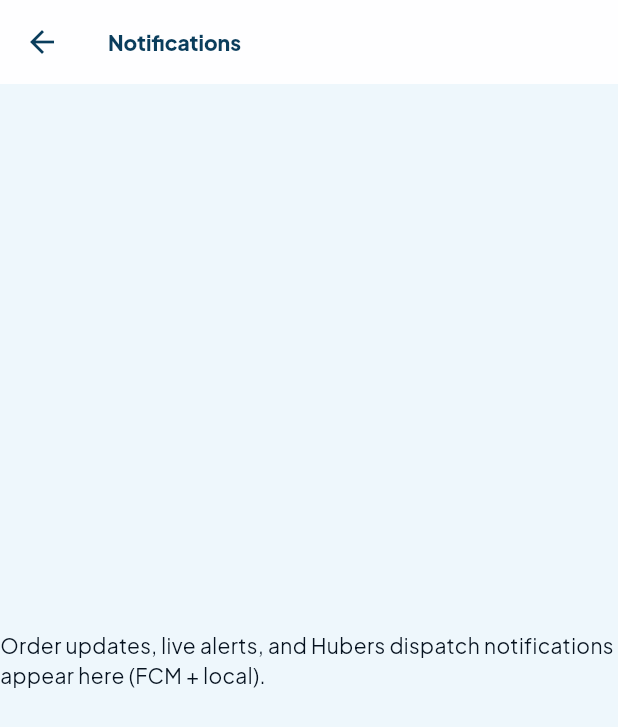
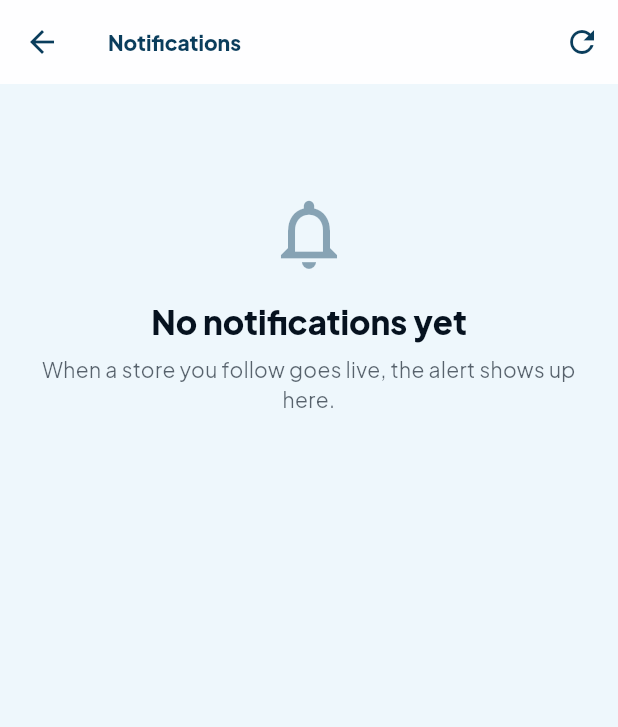
Before and after one commit to felixamay/hubsom, a Flutter app: the NotificationsPage screen opened directly, on a phone screen of 412 x 824 dp. Shown: the top 727 px of the screen. Run offline on Flutter 3.47's test engine with Material 3 defaults, Android fonts, the phone set to English and light mode, and no system bars; our stand-ins replace cached_network_image, cloud_firestore, dio, equatable, firebase_core, firebase_messaging and 14 more; missing offline and left inert: agora_rtc_engine, dart:js_interop, dart:ui_web; accounts and stored records are empty; network calls fail.

Commit message:
Notify followers when a store they follow goes live
Going live writes an in-app alert for each follower, listed on Notifications and badged in the header. Tapping the alert opens the show. Hosts are not notified of their own stream.

Co-authored-by: felixamay <felixamay@users.noreply.github.com>

```diff
--- a/hubsom_app/lib/core/services/cloud_store.dart
+++ b/hubsom_app/lib/core/services/cloud_store.dart
@@ -38,6 +38,7 @@ class CloudStore {
   static const productReviews = 'productReviews';
   static const shopVideos = 'shopVideos';
   static const directMessages = 'directMessages';
+  static const notifications = 'notifications';
 
   /// Tests set this to false so they do not write to production Firestore.
   static bool useNetwork = true;
@@ -348,6 +349,7 @@ class CloudStore {
       'localProductReviews': productReviews,
       'localShopVideos': shopVideos,
       'localDirectMessages': directMessages,
+      'localNotifications': notifications,
       'purchaseOffers': purchaseOffers,
       'promotions': promotions,
       'adminPayouts': adminPayouts,
--- a/hubsom_app/lib/features/notifications/notifications_page.dart
+++ b/hubsom_app/lib/features/notifications/notifications_page.dart
@@ -1,14 +1,145 @@
 import 'package:flutter/material.dart';
+import 'package:flutter_riverpod/flutter_riverpod.dart';
+import 'package:go_router/go_router.dart';
 
-class NotificationsPage extends StatelessWidget {
+import '../../core/providers/core_providers.dart';
+import '../../core/services/local_notification_store.dart';
+import '../../core/theme/hubsom_colors.dart';
+import '../../models/app_notification.dart';
+
+class NotificationsPage extends ConsumerStatefulWidget {
   const NotificationsPage({super.key});
+
+  @override
+  ConsumerState<NotificationsPage> createState() => _NotificationsPageState();
+}
+
+class _NotificationsPageState extends ConsumerState<NotificationsPage> {
+  List<HubsomNotification> _list = const [];
+
+  @override
+  void initState() {
+    super.initState();
+    _list = _forSession();
+    WidgetsBinding.instance.addPostFrameCallback((_) {
+      _refresh();
+    });
+  }
+
+  List<HubsomNotification> _forSession() {
+    final user = ref.read(authStateProvider).valueOrNull;
+    if (user == null) return const [];
+    return LocalNotificationStore.forUser(user.id);
+  }
+
+  Future<void> _refresh() async {
+    await LocalNotificationStore.mergeCloud();
+    if (!mounted) return;
+    setState(() => _list = _forSession());
+    ref.read(notificationsTickProvider.notifier).state++;
+  }
+
+  String _relative(String iso) {
+    try {
+      final dt = DateTime.parse(iso).toLocal();
+      final diff = DateTime.now().difference(dt);
+      if (diff.inMinutes < 1) return 'now';
+      if (diff.inHours < 1) return '${diff.inMinutes}m';
+      if (diff.inDays < 1) return '${diff.inHours}h';
+      if (diff.inDays < 7) return '${diff.inDays}d';
+      return '${dt.month}/${dt.day}';
+    } catch (_) {
+      return '';
+    }
+  }
+
+  Future<void> _open(HubsomNotification note) async {
+    await LocalNotificationStore.markRead(note.id);
+    if (!mounted) return;
+    setState(() => _list = _forSession());
+    ref.read(notificationsTickProvider.notifier).state++;
+    final route = note.route;
+    if (route != null && route.startsWith('/')) {
+      context.push(route);
+    }
+  }
 
   @override
   Widget build(BuildContext context) {
     return Scaffold(
-      appBar: AppBar(title: const Text('Notifications')),
-      body: const Center(
-        child: Text('Order updates, live alerts, and Hubers dispatch notifications appear here (FCM + local).'),
+      appBar: AppBar(
+        title: const Text('Notifications'),
+        actions: [
+          IconButton(
+            tooltip: 'Refresh',
+            onPressed: _refresh,
+            icon: const Icon(Icons.refresh),
+          ),
+        ],
+      ),
+      body: RefreshIndicator(
+        onRefresh: _refresh,
+        child: _list.isEmpty
+            ? ListView(
+                padding: const EdgeInsets.all(24),
+                children: [
+                  const SizedBox(height: 48),
+                  Icon(
+                    Icons.notifications_outlined,
+                    size: 56,
+                    color: HubsomColors.forest.withValues(alpha: 0.45),
+                  ),
+                  const SizedBox(height: 16),
+                  Text(
+                    'No notifications yet',
+                    textAlign: TextAlign.center,
+                    style: Theme.of(context).textTheme.titleLarge?.copyWith(
+                          fontWeight: FontWeight.w800,
+                        ),
+                  ),
+                  const SizedBox(height: 8),
+                  Text(
+                    'When a store you follow goes live, the alert shows up here.',
+                    textAlign: TextAlign.center,
+                    style: TextStyle(
+                      color: HubsomColors.ink.withValues(alpha: 0.65),
+                    ),
+                  ),
+                ],
+              )
+            : ListView.separated(
+                itemCount: _list.length,
+                separatorBuilder: (_, __) => const Divider(height: 1),
+                itemBuilder: (_, i) {
+                  final n = _list[i];
+                  return ListTile(
+                    onTap: () => _open(n),
+                    leading: CircleAvatar(
+                      backgroundColor: HubsomColors.mint,
+                      child: Icon(
+                        n.isLiveAlert
+                            ? Icons.videocam
+                            : Icons.notifications_outlined,
+                        color: HubsomColors.forest,
+                      ),
+                    ),
+                    title: Text(
+                      n.title,
+                      style: TextStyle(
+                        fontWeight: n.read ? FontWeight.w600 : FontWeight.w800,
+                      ),
+                    ),
+                    subtitle: Text(n.body),
+                    trailing: Text(
+                      _relative(n.createdAt),
+                      style: TextStyle(
+                        color: HubsomColors.ink.withValues(alpha: 0.5),
+                        fontSize: 12,
+                      ),
+                    ),
+                  );
+                },
+              ),
       ),
     );
   }
--- /dev/null
+++ b/hubsom_app/lib/models/app_notification.dart
@@ -0,0 +1,72 @@
+import 'package:equatable/equatable.dart';
+
+class HubsomNotification extends Equatable {
+  const HubsomNotification({
+    required this.id,
+    required this.userId,
+    required this.type,
+    required this.title,
+    required this.body,
+    required this.createdAt,
+    this.route,
+    this.streamId,
+    this.sellerId,
+    this.read = false,
+  });
+
+  final String id;
+  final String userId;
+  final String type;
+  final String title;
+  final String body;
+  final String createdAt;
+  final String? route;
+  final String? streamId;
+  final String? sellerId;
+  final bool read;
+
+  bool get isLiveAlert => type == 'seller_live';
+
+  factory HubsomNotification.fromJson(Map<String, dynamic> json) =>
+      HubsomNotification(
+        id: json['id'] as String,
+        userId: json['userId'] as String? ?? '',
+        type: json['type'] as String? ?? '',
+        title: json['title'] as String? ?? '',
+        body: json['body'] as String? ?? '',
+        createdAt: json['createdAt'] as String? ?? '',
+        route: json['route'] as String?,
+        streamId: json['streamId'] as String?,
+        sellerId: json['sellerId'] as String?,
+        read: json['read'] as bool? ?? false,
+      );
+
+  Map<String, dynamic> toJson() => {
+        'id': id,
+        'userId': userId,
+        'type': type,
+        'title': title,
+        'body': body,
+        'createdAt': createdAt,
+        if (route != null) 'route': route,
+        if (streamId != null) 'streamId': streamId,
+        if (sellerId != null) 'sellerId': sellerId,
+        'read': read,
+      };
+
+  HubsomNotification copyWith({bool? read}) => HubsomNotification(
+        id: id,
+        userId: userId,
+        type: type,
+        title: title,
+        body: body,
+        createdAt: createdAt,
+        route: route,
+        streamId: streamId,
+        sellerId: sellerId,
+        read: read ?? this.read,
+      );
+
+  @override
+  List<Object?> get props => [id, userId, type, streamId, read];
+}
```
Also changed, not shown: hubsom_app/lib/core/providers/core_providers.dart (+13 -0 lines), hubsom_app/lib/core/repositories/live_repository.dart (+6 -1 lines), hubsom_app/lib/core/services/local_notification_store.dart (added, +162 -0 lines), hubsom_app/lib/features/shell/main_shell.dart (+24 -0 lines), 1 other file.
